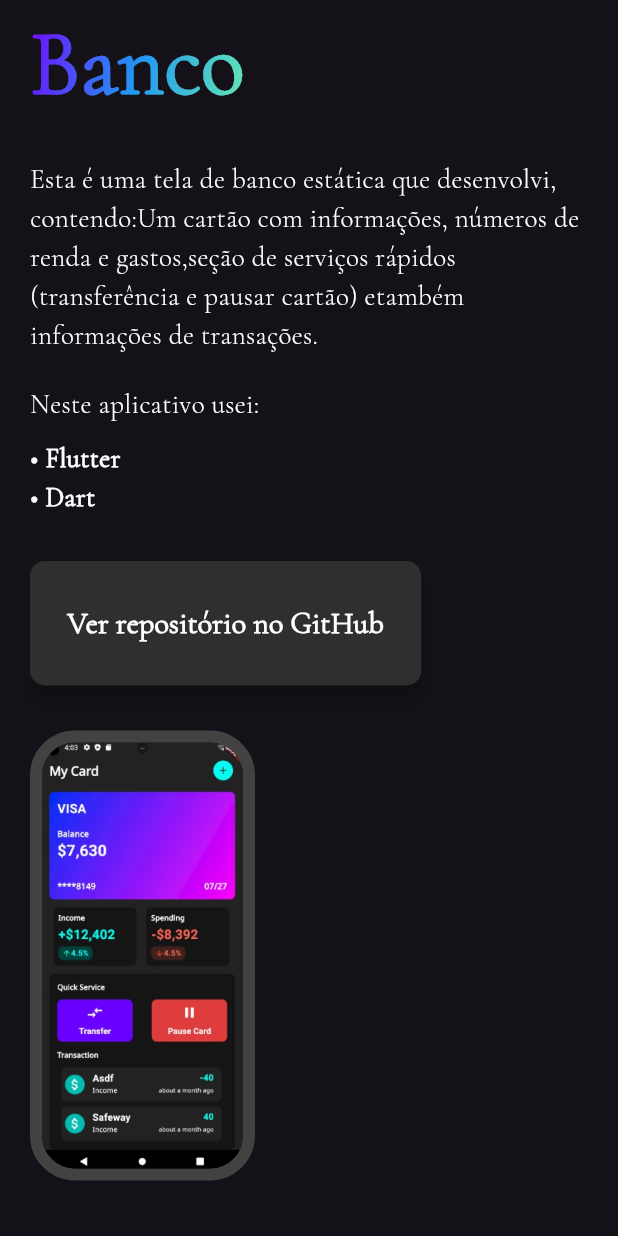
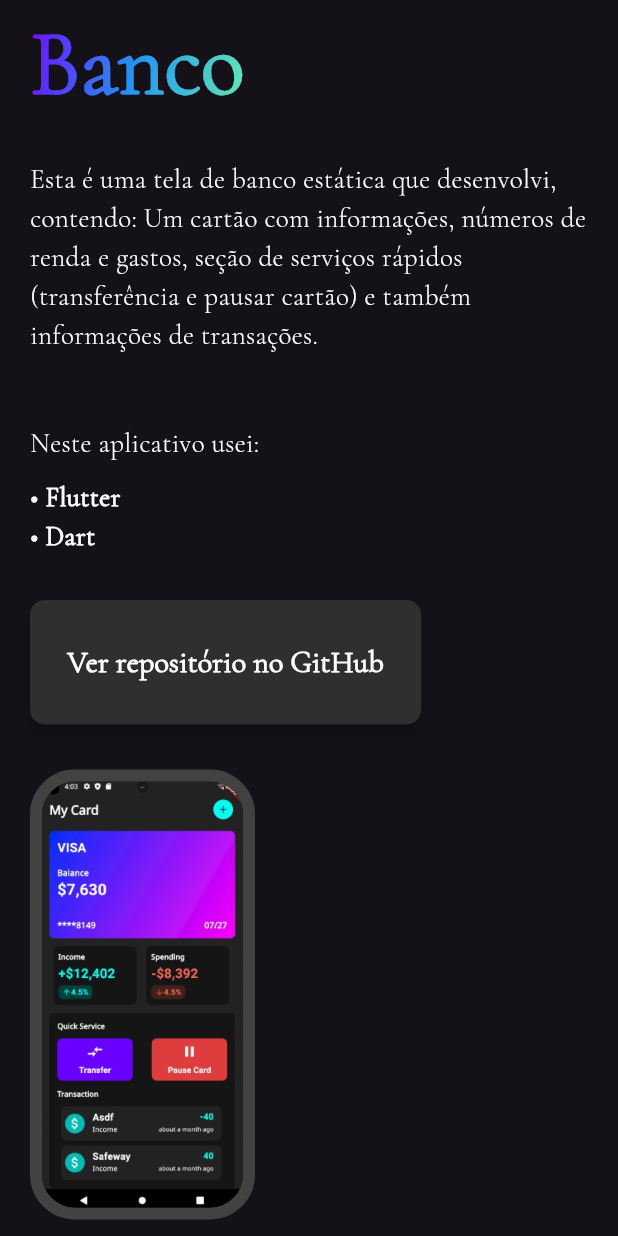
Before and after one commit to leonardovivo/portfolio, a Flutter app: the BankScreenProject widget shown alone on an empty page, opened directly, on a phone screen of 412 x 824 dp. Run offline on Flutter 3.47's test engine with Material 3 defaults, Android fonts, the light colour scheme and no system bars; our stand-ins replace flutter_animate, flutter_svg, scrollable_positioned_list.

Commit message:
Responsivo para celular, tablet e desktop

```diff
--- a/lib/projects/bank_screen.dart
+++ b/lib/projects/bank_screen.dart
@@ -23,47 +23,59 @@ class BankScreenProject extends StatelessWidget {
           LayoutBuilder(
             builder: (context, constraints) {
               final isMobile = constraints.maxWidth < 600;
-              final imageHeight = isMobile ? 300.0 : 500.0;
+              final isTablet =
+                  constraints.maxWidth >= 600 && constraints.maxWidth < 900;
+              final imageHeight = isMobile
+                  ? 300.0
+                  : isTablet
+                      ? 400.0
+                      : 500.0;
+              final fontSize = isMobile
+                  ? 18.0
+                  : isTablet
+                      ? 20.0
+                      : 25.0;
 
               return Column(
                 crossAxisAlignment: CrossAxisAlignment.start,
                 children: [
-                  if (isMobile) ...[
-                    const Text(
+                  if (isMobile || isTablet) ...[
+                    Text(
                       'Esta é uma tela de banco estática que desenvolvi, contendo:'
-                      'Um cartão com informações, números de renda e gastos,'
-                      'seção de serviços rápidos (transferência e pausar cartão) e'
-                      'também informações de transações.',
+                      ' Um cartão com informações, números de renda e gastos,'
+                      ' seção de serviços rápidos (transferência e pausar cartão) e'
+                      ' também informações de transações.'
+                      '\n',
                       style: TextStyle(
                         fontFamily: 'Cormorant Garamond',
-                        fontSize: 18,
+                        fontSize: fontSize,
                         color: Colors.white,
                       ),
                     ),
                     const SizedBox(height: 20),
-                    const Text(
+                    Text(
                       'Neste aplicativo usei:',
                       style: TextStyle(
                         fontFamily: 'Cormorant Garamond',
-                        fontSize: 18,
+                        fontSize: fontSize,
                         color: Colors.white,
                       ),
                     ),
                     const SizedBox(height: 10),
-                    const Text(
+                    Text(
                       '• Flutter',
                       style: TextStyle(
                         fontFamily: 'Cormorant Garamond',
-                        fontSize: 18,
+                        fontSize: fontSize,
                         fontWeight: FontWeight.bold,
                         color: Colors.white,
                       ),
                     ),
-                    const Text(
+                    Text(
                       '• Dart',
                       style: TextStyle(
                         fontFamily: 'Cormorant Garamond',
-                        fontSize: 18,
+                        fontSize: fontSize,
                         fontWeight: FontWeight.bold,
                         color: Colors.white,
                       ),
@@ -80,7 +92,11 @@ class BankScreenProject extends StatelessWidget {
                       runSpacing: 10,
                       children: List.generate(imagePaths.length, (index) {
                         return SizedBox(
-                          width: 150,
+                          width: isMobile
+                              ? 150
+                              : isTablet
+                                  ? 200
+                                  : 250,
                           height: imageHeight,
                           child: GestureDetector(
                             onTap: () {
@@ -104,13 +120,13 @@ class BankScreenProject extends StatelessWidget {
                     ),
                   ] else ...[
                     RichText(
-                      text: const TextSpan(
+                      text: TextSpan(
                         style: TextStyle(
                           fontFamily: 'Cormorant Garamond',
-                          fontSize: 25,
+                          fontSize: fontSize,
                           color: Colors.white,
                         ),
-                        children: [
+                        children: const [
                           TextSpan(
                             text:
                                 'Esta é uma tela de banco estática que desenvolvi, contendo:\n'
```
